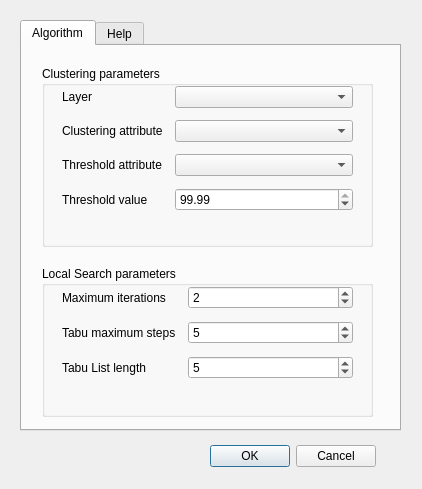
clusterpy/clusterpy_qgis_plugin, file ui_maxp.ui: the form before one commit.
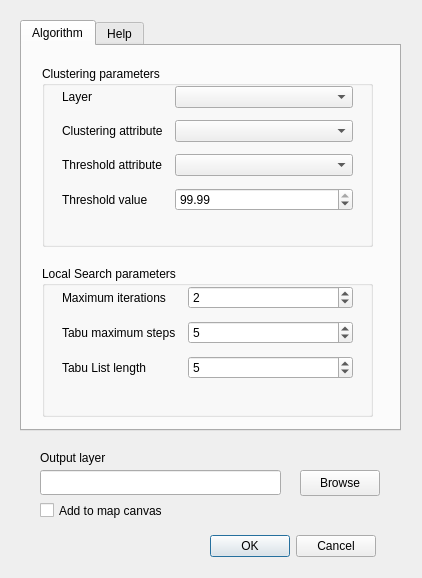
The form after the commit.

Commit message:
Add ui elements to support layer saving
To add a layer to the canvas we will save it first, and the user
should provide the path to the new file.

```diff
--- a/ui_maxp.ui
+++ b/ui_maxp.ui
@@ -7,13 +7,19 @@
     <x>0</x>
     <y>0</y>
     <width>422</width>
-    <height>489</height>
+    <height>578</height>
    </rect>
   </property>
   <property name="minimumSize">
    <size>
     <width>422</width>
-    <height>489</height>
+    <height>578</height>
+   </size>
+  </property>
+  <property name="maximumSize">
+   <size>
+    <width>422</width>
+    <height>578</height>
    </size>
   </property>
   <property name="windowTitle">
@@ -23,7 +29,7 @@
    <property name="geometry">
     <rect>
      <x>210</x>
-     <y>440</y>
+     <y>530</y>
      <width>166</width>
      <height>33</height>
     </rect>
@@ -240,6 +246,55 @@
     </widget>
    </widget>
   </widget>
+  <widget class="QPushButton" name="browse_button">
+   <property name="geometry">
+    <rect>
+     <x>300</x>
+     <y>470</y>
+     <width>80</width>
+     <height>26</height>
+    </rect>
+   </property>
+   <property name="text">
+    <string>Browse</string>
+   </property>
+  </widget>
+  <widget class="QLineEdit" name="layer_path">
+   <property name="geometry">
+    <rect>
+     <x>40</x>
+     <y>470</y>
+     <width>241</width>
+     <height>25</height>
+    </rect>
+   </property>
+  </widget>
+  <widget class="QCheckBox" name="add_canvas">
+   <property name="geometry">
+    <rect>
+     <x>40</x>
+     <y>500</y>
+     <width>341</width>
+     <height>21</height>
+    </rect>
+   </property>
+   <property name="text">
+    <string>Add to map canvas</string>
+   </property>
+  </widget>
+  <widget class="QLabel" name="label">
+   <property name="geometry">
+    <rect>
+     <x>40</x>
+     <y>450</y>
+     <width>91</width>
+     <height>16</height>
+    </rect>
+   </property>
+   <property name="text">
+    <string>Output layer</string>
+   </property>
+  </widget>
  </widget>
  <resources/>
  <connections>
```
